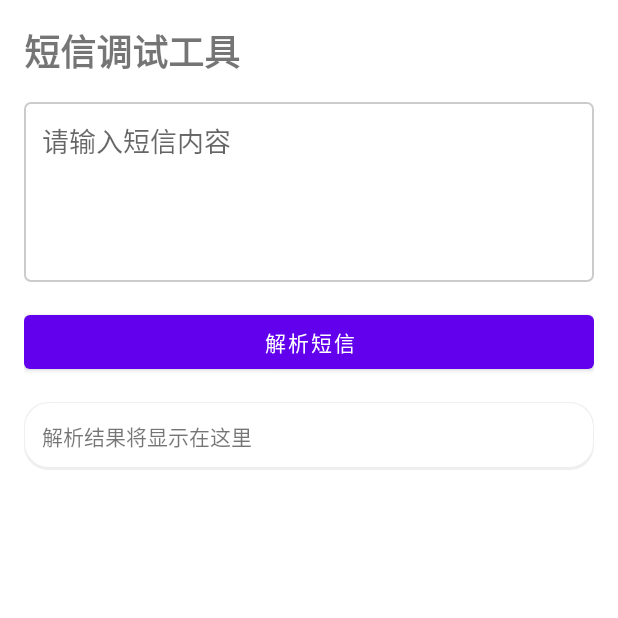
After one commit to abc2864/qjm1, an Android app: the SMSDebugActivity screen opened directly, with no data from a screen before it, on a phone screen of 412 x 824 dp, the top half of it. The commit adds this screen. Run offline under Robolectric (Android 15) with nearby library versions, the phone set to English and light mode, and no system bars.

Commit message:
feat(parser): 引入高级快递信息解析器提升短信识别率
- 新增 AdvancedExpressParser 对象，实现多策略快递信息解析
- 在 ExpressParser 中集成高级解析器作为后备方案
- 添加特殊格式短信处理逻辑，支持"取货码"和"凭xxx到"模式
- 实现通用模式匹配和关键词增强解析功能
- 增加驿站名称和地址提取算法
- 创建 SMSDebugActivity 用于短信解析调试
- 在设置页面添加短信调试工具入口
- 提供解析结果对比展示功能，便于调试分析

```diff
--- a/app/src/main/AndroidManifest.xml
+++ b/app/src/main/AndroidManifest.xml
@@ -45,6 +45,10 @@
             android:name=".NetworkDiagnosisActivity"
             android:exported="false"
             android:theme="@style/Theme.MyApplication" />
+        <activity
+            android:name=".SMSDebugActivity"
+            android:exported="false"
+            android:theme="@style/Theme.MyApplication" />
 
         <receiver
             android:name=".SmsReceiver"
--- /dev/null
+++ b/app/src/main/java/com/qujianma/app/SMSDebugActivity.kt
@@ -0,0 +1,75 @@
+package com.qujianma.app
+
+import android.os.Bundle
+import android.widget.Button
+import android.widget.EditText
+import android.widget.TextView
+import android.widget.Toast
+import androidx.appcompat.app.AppCompatActivity
+import com.qujianma.app.ExpressParser
+import com.qujianma.app.ParcelInfoExtractor
+
+class SMSDebugActivity : AppCompatActivity() {
+
+    private lateinit var smsInput: EditText
+    private lateinit var parseButton: Button
+    private lateinit var resultText: TextView
+
+    override fun onCreate(savedInstanceState: Bundle?) {
+        super.onCreate(savedInstanceState)
+        setContentView(R.layout.activity_sms_debug)
+
+        initViews()
+    }
+
+    private fun initViews() {
+        smsInput = findViewById(R.id.et_sms_content)
+        parseButton = findViewById(R.id.btn_parse)
+        resultText = findViewById(R.id.tv_result)
+
+        parseButton.setOnClickListener {
+            val smsContent = smsInput.text.toString().trim()
+            if (smsContent.isEmpty()) {
+                Toast.makeText(this, "请输入短信内容", Toast.LENGTH_SHORT).show()
+                return@setOnClickListener
+            }
+
+            parseSMS(smsContent)
+        }
+    }
+
+    private fun parseSMS(smsContent: String) {
+        try {
+            // 使用ParcelInfoExtractor直接解析
+            val extractedInfo = ParcelInfoExtractor.extractParcelInfo(smsContent)
+            val codePattern = ParcelInfoExtractor.ParcelInfoRegex.CODE_PATTERN
+            val codeMatches = codePattern.findAll(smsContent).map { it.value }.toList()
+
+            // 使用ExpressParser解析
+            val expressInfo = ExpressParser.parse(smsContent, System.currentTimeMillis(), this)
+
+            val result = buildString {
+                append("=== 原始短信 ===\n")
+                append("$smsContent\n\n")
+
+                append("=== ParcelInfoExtractor 结果 ===\n")
+                append("找到的所有可能取件码: $codeMatches\n")
+                append("提取的信息: $extractedInfo\n\n")
+
+                append("=== ExpressParser 结果 ===\n")
+                if (expressInfo != null) {
+                    append("取件码: ${expressInfo.pickupCode}\n")
+                    append("所有取件码: ${expressInfo.pickupCodes}\n")
+                    append("驿站名称: ${expressInfo.stationName}\n")
+                    append("地址: ${expressInfo.address}\n")
+                } else {
+                    append("未解析到快递信息\n")
+                }
+            }
+
+            resultText.text = result
+        } catch (e: Exception) {
+            resultText.text = "解析过程中发生错误: ${e.message}"
+        }
+    }
+}
--- a/app/src/main/java/com/qujianma/app/SettingsActivity.kt
+++ b/app/src/main/java/com/qujianma/app/SettingsActivity.kt
@@ -65,6 +65,7 @@ class SettingsActivity : AppCompatActivity() {
         updateFromServerButton = findViewById(R.id.btn_update_from_server)
         saveApiKeyButton = findViewById(R.id.btn_save_api_key)
         val networkDiagnosisButton = findViewById<Button>(R.id.btn_network_diagnosis)
+        val smsDebugButton = findViewById<Button>(R.id.btn_sms_debug)
 
         addRuleButton.setOnClickListener {
             val intent = Intent(this, RuleEditActivity::class.java)
@@ -93,6 +94,11 @@ class SettingsActivity : AppCompatActivity() {
 
         networkDiagnosisButton.setOnClickListener {
             val intent = Intent(this, NetworkDiagnosisActivity::class.java)
+            startActivity(intent)
+        }
+
+        smsDebugButton.setOnClickListener {
+            val intent = Intent(this, SMSDebugActivity::class.java)
             startActivity(intent)
         }
     }
--- /dev/null
+++ b/app/src/main/res/layout/activity_sms_debug.xml
@@ -0,0 +1,49 @@
+<?xml version="1.0" encoding="utf-8"?>
+<LinearLayout xmlns:android="http://schemas.android.com/apk/res/android"
+    android:layout_width="match_parent"
+    android:layout_height="match_parent"
+    android:orientation="vertical"
+    android:padding="16dp">
+
+    <TextView
+        android:layout_width="wrap_content"
+        android:layout_height="wrap_content"
+        android:text="短信调试工具"
+        android:textSize="24sp"
+        android:textStyle="bold"
+        android:layout_marginBottom="16dp" />
+
+    <EditText
+        android:id="@+id/et_sms_content"
+        android:layout_width="match_parent"
+        android:layout_height="120dp"
+        android:hint="请输入短信内容"
+        android:gravity="top"
+        android:background="@drawable/edit_text_background"
+        android:padding="12dp"
+        android:layout_marginBottom="16dp" />
+
+    <Button
+        android:id="@+id/btn_parse"
+        android:layout_width="match_parent"
+        android:layout_height="wrap_content"
+        android:text="解析短信"
+        android:layout_marginBottom="16dp" />
+
+    <ScrollView
+        android:layout_width="match_parent"
+        android:layout_height="0dp"
+        android:layout_weight="1">
+
+        <TextView
+            android:id="@+id/tv_result"
+            android:layout_width="match_parent"
+            android:layout_height="wrap_content"
+            android:text="解析结果将显示在这里"
+            android:textSize="14sp"
+            android:background="@drawable/card_background"
+            android:padding="12dp" />
+
+    </ScrollView>
+
+</LinearLayout>
```
Also changed, not shown: app/src/main/java/com/qujianma/app/AdvancedExpressParser.kt (added, +263 -0 lines), app/src/main/java/com/qujianma/app/ExpressParser.kt (+13 -3 lines), app/src/main/res/layout/activity_settings.xml (+9 -0 lines).
